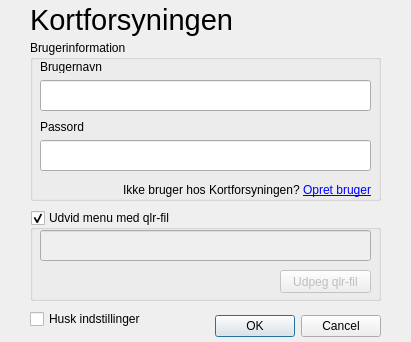
This is Kortforsyningen/kf_settings.ui in SDFIdk/Qgis_plugin_Kortforsyningen as Qt 5 draws it before an edit. The edited form follows.
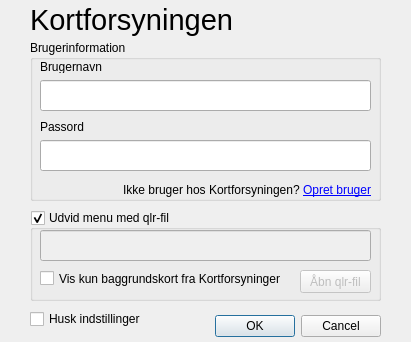
This is the edited form.

Commit message: Option for kun at medtage Baggrundskort fra KF

```diff
--- a/Kortforsyningen/kf_settings.ui
+++ b/Kortforsyningen/kf_settings.ui
@@ -95,14 +95,30 @@
     </property>
     <property name="geometry">
      <rect>
-      <x>250</x>
+      <x>270</x>
       <y>60</y>
-      <width>91</width>
+      <width>71</width>
       <height>23</height>
      </rect>
     </property>
     <property name="text">
-     <string>Udpeg qlr-fil</string>
+     <string>Åbn qlr-fil</string>
+    </property>
+   </widget>
+   <widget class="QCheckBox" name="kf_only_background">
+    <property name="enabled">
+     <bool>true</bool>
+    </property>
+    <property name="geometry">
+     <rect>
+      <x>10</x>
+      <y>60</y>
+      <width>241</width>
+      <height>17</height>
+     </rect>
+    </property>
+    <property name="text">
+     <string>Vis kun baggrundskort fra Kortforsyningen</string>
     </property>
    </widget>
   </widget>
```
The commit also changes 3 other files.
